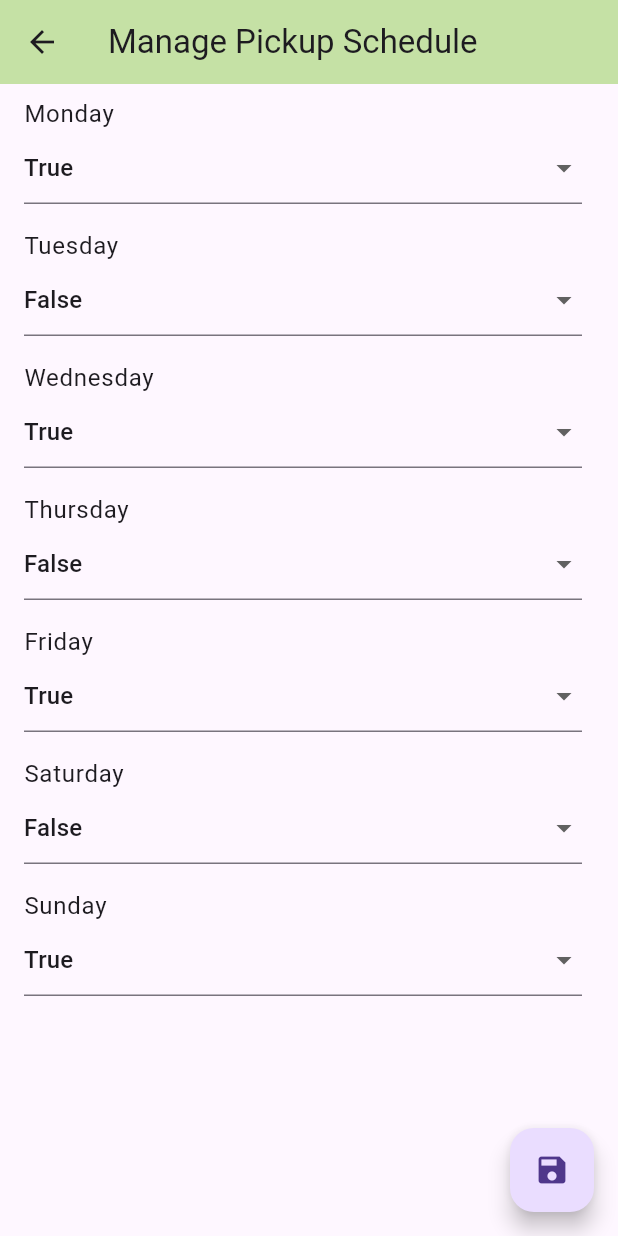
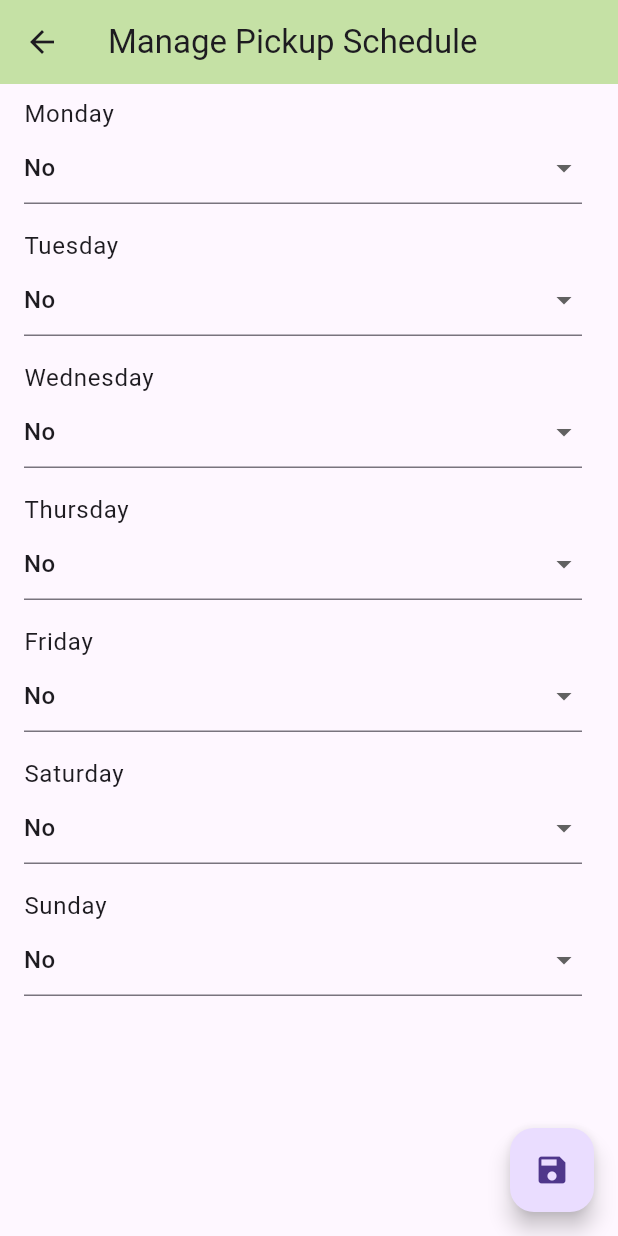
Before and after one commit to lhaseatharva/waste-2-wealth, a Flutter app: the ManagePickupSchedule screen opened directly, on a phone screen of 412 x 824 dp. Run offline on Flutter 3.47's test engine with Material 3 defaults, Android fonts, the phone set to English and light mode, and no system bars; our stand-ins replace cloud_firestore, firebase_auth, firebase_core, flutter_map, geolocator, latlong2; accounts and stored records are empty.

Commit message:
Few updates

```diff
--- a/lib/screens/Restaurant/ManagePickupSchedule.dart
+++ b/lib/screens/Restaurant/ManagePickupSchedule.dart
@@ -1,4 +1,6 @@
 import 'package:flutter/material.dart';
+import 'package:cloud_firestore/cloud_firestore.dart';
+import 'package:firebase_auth/firebase_auth.dart';
 
 class ManagePickupSchedule extends StatefulWidget {
   const ManagePickupSchedule({Key? key}) : super(key: key);
@@ -8,7 +10,7 @@ class ManagePickupSchedule extends StatefulWidget {
 }
 
 class _ManagePickupScheduleState extends State<ManagePickupSchedule> {
-  late Map<String, dynamic> schedule = {};
+  late Map<String, bool> schedule = {};
 
   @override
   void initState() {
@@ -17,17 +19,64 @@ class _ManagePickupScheduleState extends State<ManagePickupSchedule> {
   }
 
   Future<void> fetchUserSchedule() async {
-    // Dummy data for demonstration
+    final currentUser = FirebaseAuth.instance.currentUser;
+    if (currentUser != null) {
+      final userContactNumber = await _fetchUserContactNumber(currentUser.uid);
+
+      // Initialize all days to false by default
       schedule = {
-      'Monday': true,
+        'Monday': false,
         'Tuesday': false,
-      'Wednesday': true,
+        'Wednesday': false,
         'Thursday': false,
-      'Friday': true,
+        'Friday': false,
         'Saturday': false,
-      'Sunday': true,
+        'Sunday': false,
       };
+
+      // Fetch data from Firestore
+      final QuerySnapshot snapshot = await FirebaseFirestore.instance
+          .collection('PickupRequests')
+          .where('contactNumber', isEqualTo: userContactNumber)
+          .get();
+
+      // Iterate through documents to update schedule
+      snapshot.docs.forEach((doc) {
+        // Check for fields like tuesdayStatus, mondayStatus, etc.
+        if (doc['tuesdayStatus'] != null && doc['tuesdayStatus']) {
+          schedule['Tuesday'] = true;
+        }
+        if (doc['mondayStatus'] != null && doc['mondayStatus']) {
+          schedule['Monday'] = true;
+        }
+        if (doc['wednesdayStatus'] != null && doc['wednesdayStatus']) {
+          schedule['Wednesday'] = true;
+        }
+        if (doc['thursdayStatus'] != null && doc['thursdayStatus']) {
+          schedule['Thursday'] = true;
+        }
+        if (doc['fridayStatus'] != null && doc['fridayStatus']) {
+          schedule['Friday'] = true;
+        }
+        if (doc['saturdayStatus'] != null && doc['saturdayStatus']) {
+          schedule['Saturday'] = true;
+        }
+        if (doc['sundayStatus'] != null && doc['sundayStatus']) {
+          schedule['Sunday'] = true;
+        }
+        // Add conditions for other days similarly
+      });
+
       setState(() {});
+    }
+  }
+
+  Future<String> _fetchUserContactNumber(String userId) async {
+    final userDoc = await FirebaseFirestore.instance
+        .collection('Users')
+        .doc(userId)
+        .get();
+    return userDoc['contactNumber'];
   }
 
   @override
@@ -38,26 +87,26 @@ class _ManagePickupScheduleState extends State<ManagePickupSchedule> {
         backgroundColor: Colors.lightGreen.shade200,
       ),
       body: schedule.isNotEmpty
-          ? ListView.builder(
-              itemCount: schedule.length,
-              itemBuilder: (context, index) {
-                final day = schedule.keys.elementAt(index);
+          ? ListView(
+              children: schedule.entries.map((entry) {
+                final day = entry.key;
+                final status = entry.value;
                 return ListTile(
                   title: Text(day),
-                  subtitle: DropdownButtonFormField<String>(
-                    value: schedule[day].toString(),
+                  subtitle: DropdownButtonFormField<bool>(
+                    value: status,
                     items: [
-                      DropdownMenuItem(value: 'true', child: Text('True')),
-                      DropdownMenuItem(value: 'false', child: Text('False')),
+                      DropdownMenuItem(value: true, child: Text('Yes')),
+                      DropdownMenuItem(value: false, child: Text('No')),
                     ],
                     onChanged: (value) {
                       setState(() {
-                        schedule[day] = value == 'true';
+                        schedule[day] = value!;
                       });
                     },
                   ),
                 );
-              },
+              }).toList(),
             )
           : Center(
               child: CircularProgressIndicator(),
@@ -73,7 +122,7 @@ class _ManagePickupScheduleState extends State<ManagePickupSchedule> {
 
   void saveUserSchedule() {
     // Implement your saving logic here
-    // For dummy data, just print the schedule
+    // For demonstration purposes, just print the schedule
     print(schedule);
   }
 }
```
Also changed, not shown: 1 other file. Lines whose indentation alone changed are shown as unchanged.
